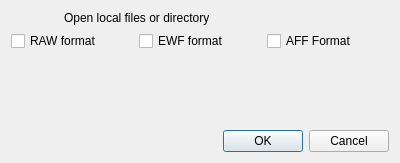
Above: ui/gui/resources/evidencedialog.ui from halbbob/dff before the change. Below: the same form after it.
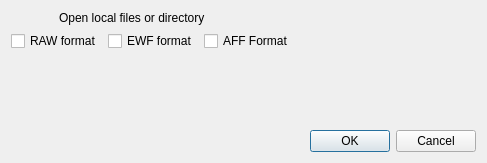
That is the form after the change. Icons and pictures are not drawn.

Commit message:
* Evidence dialog various bugfixes
** Change layout stretch factor for files formats
** Do not add empty entry in list when cancel directory dialog

The edit to the form file:
```diff
--- a/ui/gui/resources/evidencedialog.ui
+++ b/ui/gui/resources/evidencedialog.ui
@@ -9,7 +9,7 @@
    <rect>
     <x>0</x>
     <y>0</y>
-    <width>400</width>
+    <width>487</width>
     <height>163</height>
    </rect>
   </property>
@@ -27,7 +27,7 @@
   </property>
   <layout class="QGridLayout" name="gridLayout">
    <item row="0" column="0">
-    <layout class="QHBoxLayout" name="horizontalLayout">
+    <layout class="QHBoxLayout" name="horizontalLayout" stretch="1,10">
      <item>
       <widget class="QLabel" name="label_3">
        <property name="sizePolicy">
@@ -60,7 +60,7 @@
     </layout>
    </item>
    <item row="1" column="0">
-    <layout class="QHBoxLayout" name="horizontalLayout_2" stretch="3,3,3">
+    <layout class="QHBoxLayout" name="horizontalLayout_2" stretch="1,1,10">
      <item>
       <widget class="QCheckBox" name="rawcheck">
        <property name="sizePolicy">
```
The commit also changes 1 other file.
